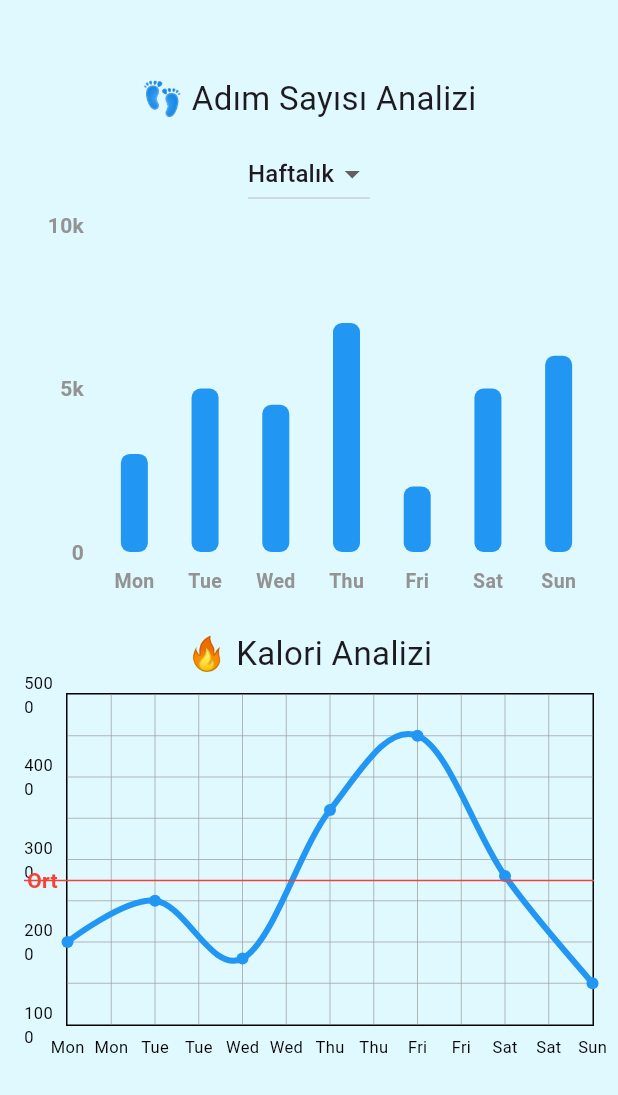
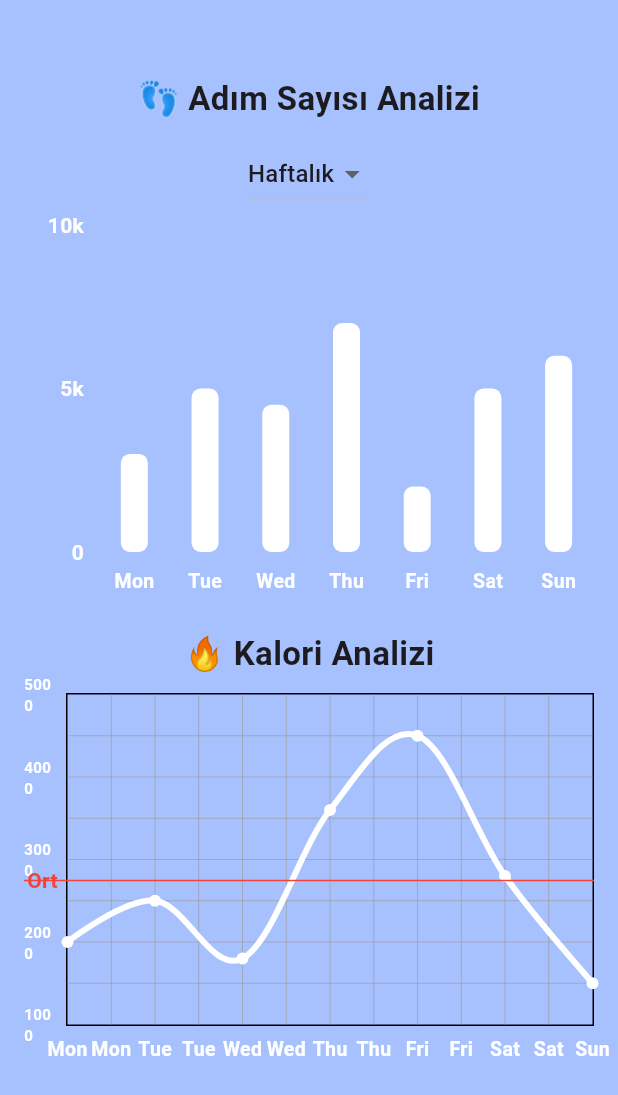
Before and after one commit to caglak0/flutter_diet_app, a Flutter app: the AnalizScreen screen opened directly, on a phone screen of 412 x 824 dp. Shown: the top 1095 px of the screen. Run offline on Flutter 3.47's test engine with Material 3 defaults, Android fonts, the phone set to English and light mode, and no system bars; drawn by our look-alikes of fl_chart; our stand-ins replace flutter_local_notifications, font_awesome_flutter, syncfusion_flutter_gauges; missing offline and left inert: flutter_barcode_scanner.

Commit message:
renk geliştirmeleri -Çağla

```diff
--- a/lib/main.dart
+++ b/lib/main.dart
@@ -1,5 +1,4 @@
 import 'package:flutter/material.dart';
-import 'package:flutter_diet_app/pages/home_screen.dart';
 import 'package:flutter_diet_app/screens/welcome_page.dart';
 import 'package:flutter_diet_app/theme/light_tema.dart';
 import 'package:provider/provider.dart';
--- a/lib/pages/analiz_page.dart
+++ b/lib/pages/analiz_page.dart
@@ -45,7 +45,7 @@ class _AnalizScreenState extends State<AnalizScreen> {
               padding: EdgeInsets.only(top: 50.0),
               child: Text(
                 '👣 Adım Sayısı Analizi',
-                style: TextStyle(fontSize: 22),
+                style: TextStyle(fontSize: 22, fontWeight: FontWeight.bold),
               ),
             ),
             Padding(
@@ -85,7 +85,7 @@ class _AnalizScreenState extends State<AnalizScreen> {
                         bottomTitles: SideTitles(
                           showTitles: true,
                           getTextStyles: (value) => const TextStyle(
-                              color: Color(0xff939393),
+                              color: Colors.white,
                               fontWeight: FontWeight.bold,
                               fontSize: 13),
                           margin: 10,
@@ -95,7 +95,7 @@ class _AnalizScreenState extends State<AnalizScreen> {
                         leftTitles: SideTitles(
                           showTitles: true,
                           getTextStyles: (value) => const TextStyle(
-                              color: Color(0xff939393),
+                              color: Colors.white,
                               fontWeight: FontWeight.bold,
                               fontSize: 14),
                           margin: 10,
@@ -123,7 +123,7 @@ class _AnalizScreenState extends State<AnalizScreen> {
                             BarChartRodData(
                               y: steps[index],
                               width: 18.0,
-                              colors: [Colors.blue],
+                              colors: [Colors.white],
                               borderRadius: BorderRadius.circular(6),
                             ),
                           ],
@@ -138,7 +138,7 @@ class _AnalizScreenState extends State<AnalizScreen> {
               padding: EdgeInsets.only(top: 20.0, bottom: 10),
               child: Text(
                 '🔥 Kalori Analizi',
-                style: TextStyle(fontSize: 22),
+                style: TextStyle(fontSize: 22, fontWeight: FontWeight.bold),
               ),
             ),
             Container(
@@ -151,6 +151,12 @@ class _AnalizScreenState extends State<AnalizScreen> {
                       titlesData: FlTitlesData(
                         bottomTitles: SideTitles(
                           showTitles: true,
+                          getTextStyles: (value) => const TextStyle(
+                            color:
+                                Colors.white, // X eksenindeki yazıların rengi
+                            fontWeight: FontWeight.bold,
+                            fontSize: 13,
+                          ),
                           getTitles: (value) {
                             // x eksenindeki etiketleri oluştur
                             switch (value.toInt()) {
@@ -174,6 +180,12 @@ class _AnalizScreenState extends State<AnalizScreen> {
                         ),
                         leftTitles: SideTitles(
                           showTitles: true,
+                          getTextStyles: (value) => const TextStyle(
+                            color: Colors.white,
+                            fontWeight: FontWeight.bold,
+                            fontSize:
+                                10, // Y eksenindeki yazıların font büyüklüğü
+                          ),
                           getTitles: (value) {
                             // y eksenindeki etiketleri oluştur
                             if (value % 500 == 0) {
@@ -190,7 +202,7 @@ class _AnalizScreenState extends State<AnalizScreen> {
                             return FlSpot(entry.key.toDouble(), entry.value);
                           }).toList(),
                           isCurved: true,
-                          colors: [Colors.blue],
+                          colors: [Colors.white],
                           barWidth: 4,
                           isStrokeCapRound: true,
                           belowBarData: BarAreaData(show: false),
--- a/lib/pages/asistan_app.dart
+++ b/lib/pages/asistan_app.dart
@@ -105,7 +105,9 @@ class ChatMessage extends StatelessWidget {
             ),
             padding: const EdgeInsets.all(10.0),
             decoration: BoxDecoration(
-              color: isUser ? Colors.white : Colors.green,
+              color: isUser
+                  ? Colors.white
+                  : const Color.fromARGB(222, 87, 135, 247),
               borderRadius: BorderRadius.circular(10.0),
             ),
             child: Text(
--- a/lib/pages/settings_screen.dart
+++ b/lib/pages/settings_screen.dart
@@ -16,9 +16,7 @@ class _SettingScreenState extends State<SettingScreen> {
         FocusScope.of(context).unfocus();
       },
       child: Scaffold(
-        backgroundColor: Theme.of(context).scaffoldBackgroundColor,
         appBar: AppBar(
-          backgroundColor: Theme.of(context).appBarTheme.backgroundColor,
           leading: IconButton(
             onPressed: () {
               Navigator.pop(context);
--- a/lib/screens/welcome_page.dart
+++ b/lib/screens/welcome_page.dart
@@ -23,7 +23,7 @@ class WelcomePage extends StatelessWidget {
                     text: const TextSpan(
                       children: [
                         TextSpan(
-                          text: 'Health+\'a Hoşgeldin!',
+                          text: 'Health⁺\'a Hoşgeldin!',
                           style: TextStyle(
                               fontSize: 45.0, fontWeight: FontWeight.bold),
                         ),
--- a/lib/theme/light_tema.dart
+++ b/lib/theme/light_tema.dart
@@ -7,11 +7,11 @@ class LighTema {
   LighTema() {
     theme = ThemeData(
         appBarTheme: const AppBarTheme(
-            color: Color.fromARGB(255, 224, 249, 255),
+            color: Color.fromARGB(222, 154, 184, 255),
             shape: RoundedRectangleBorder(
                 borderRadius:
                     BorderRadius.vertical(bottom: Radius.circular(20)))),
-        scaffoldBackgroundColor: const Color.fromARGB(255, 224, 249, 255),
+        scaffoldBackgroundColor: const Color.fromARGB(222, 154, 184, 255),
         checkboxTheme: const CheckboxThemeData(
             fillColor: MaterialStatePropertyAll(Colors.green),
             side: BorderSide(color: Colors.green)),
```
Also changed, not shown: lib/pages/home_screen.dart (+20 -9 lines).
